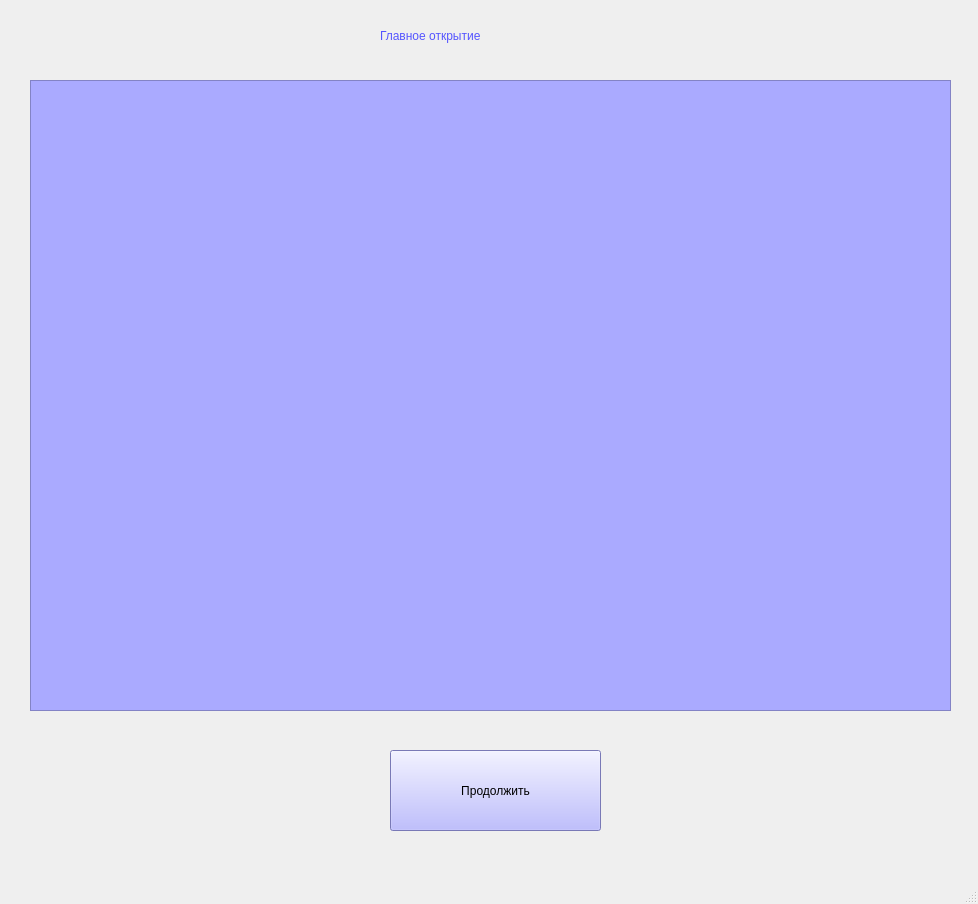
Before: the Qt Designer form Button3.ui in grin333/web-project, drawn with Qt 5.
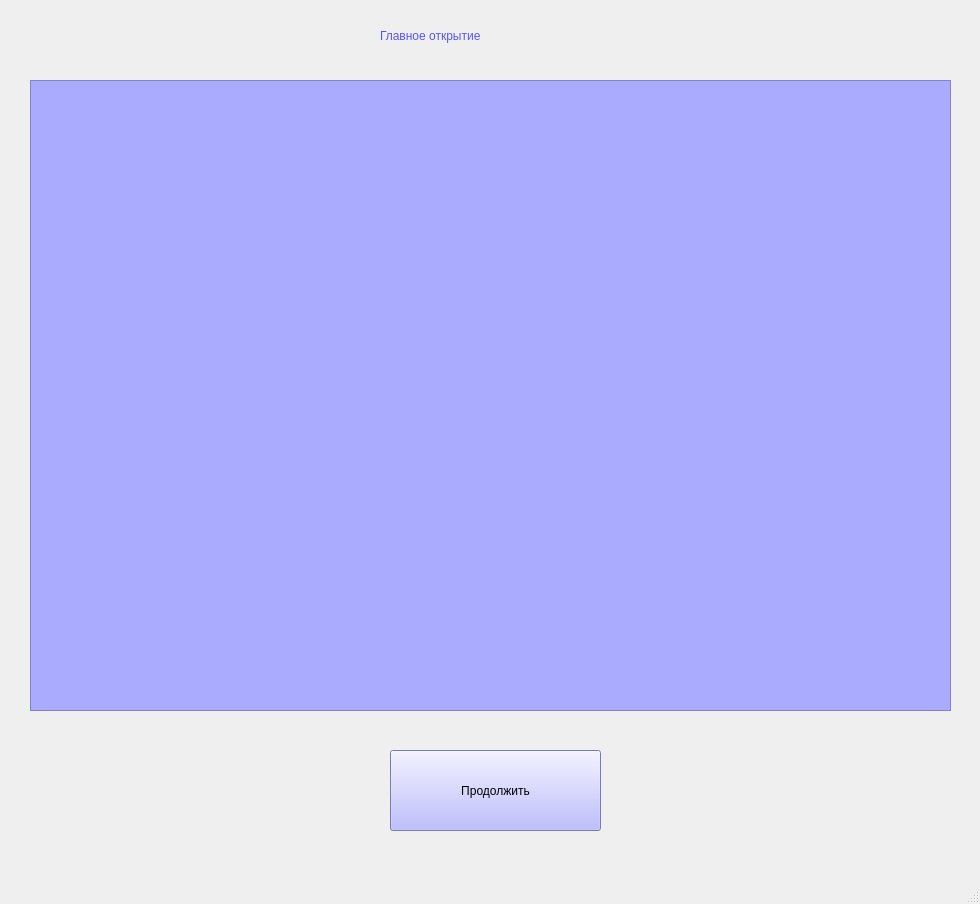
After: the same form once the commit is applied.

```diff
--- a/Button3.ui
+++ b/Button3.ui
@@ -6,7 +6,7 @@
    <rect>
     <x>0</x>
     <y>0</y>
-    <width>978</width>
+    <width>980</width>
     <height>904</height>
    </rect>
   </property>
```
Left out of the diff: 2 changed lines with no effect on the pictures.
